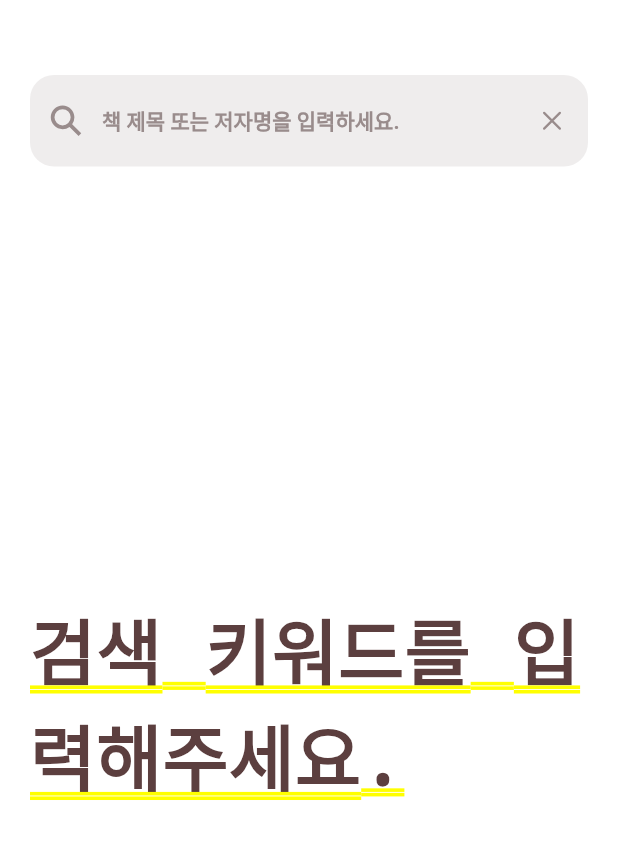
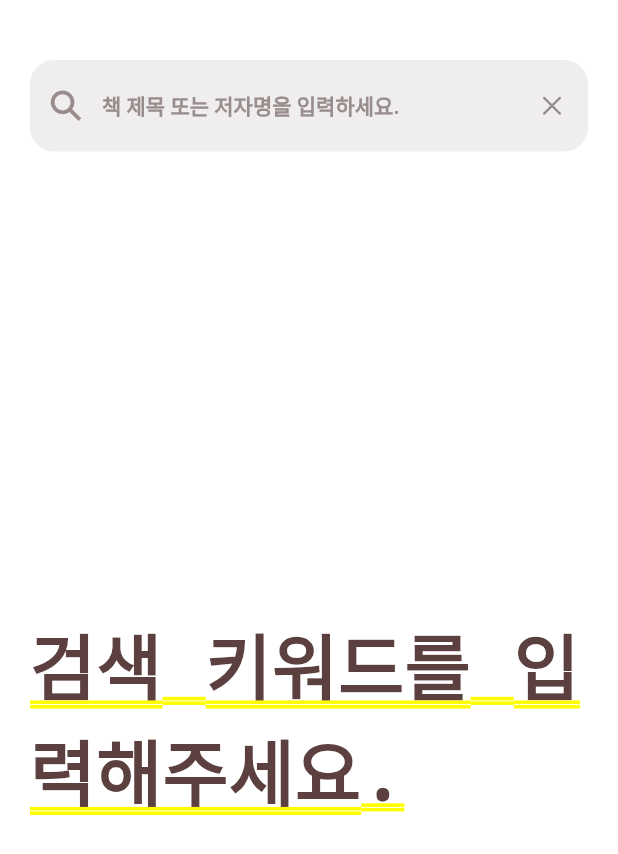
Before and after one commit to noonmap/Dokki, a Flutter app: the SearchBookPage screen opened by its route, on a phone screen of 412 x 824 dp. Shown: the top 854 px of the screen. Run offline on Flutter 3.47's test engine with Material 2 defaults, Android fonts, the phone set to English and light mode, and no system bars; our stand-ins replace another_flushbar, flutter_dotenv, flutter_spinkit, flutter_svg, fluttertoast, ionicons; network calls fail.

Commit message:
[FE] feat : 도서 상세 페이지 구현 진행 중 Design 수정 ios, android 구분 하여 env 설정 완료

```diff
--- a/client/lib/data/repository/book_repository.dart
+++ b/client/lib/data/repository/book_repository.dart
@@ -19,7 +19,6 @@ class BookRepository {
       "size": PAGE_LIMIT,
     };
     http.Response response = await _apiService.get("/books/search", params);
-    print(response.toString());
     dynamic responseJson = jsonDecode(utf8.decode(response.bodyBytes));
     final booksData = responseJson["content"] as List;
     List<Book> bookList = booksData.map((json) => Book.fromJson(json)).toList();
--- a/client/lib/ui/book_search/search_book_page.dart
+++ b/client/lib/ui/book_search/search_book_page.dart
@@ -4,6 +4,7 @@ import 'package:dokki/ui/book_search/widgets/book_list_item.dart';
 import 'package:dokki/ui/book_search/widgets/no_search_result_ui.dart';
 import 'package:dokki/ui/common_widgets/opacity_loading.dart';
 import 'package:dokki/utils/utils.dart';
+import "package:flutter/foundation.dart" as foundation;
 import 'package:flutter/material.dart';
 import 'package:ionicons/ionicons.dart';
 import 'package:provider/provider.dart';
@@ -38,7 +39,10 @@ class _SearchBookPageState extends State<SearchBookPage> {
     return Stack(
       children: [
         Container(
-          padding: Utils.getCommonPadding(),
+          padding:
+              foundation.defaultTargetPlatform == foundation.TargetPlatform.iOS
+                  ? Utils.getIosCommonPadding()
+                  : Utils.getAndroidCommonPadding(),
           child: Column(
             children: [
               TextField(
@@ -79,6 +83,9 @@ class _SearchBookPageState extends State<SearchBookPage> {
                   ),
                 ),
               ),
+              const SizedBox(
+                height: 30,
+              ),
               Expanded(
                   child: bp.bookList.isNotEmpty
                       ? ListView.separated(
--- a/client/lib/ui/book_search/widgets/book_list_item.dart
+++ b/client/lib/ui/book_search/widgets/book_list_item.dart
@@ -1,5 +1,4 @@
 import 'package:dokki/constants/colors.dart';
-import 'package:dokki/providers/book_provider.dart';
 import 'package:dokki/ui/common_widgets/thumb_image.dart';
 import 'package:dokki/utils/routes/routes_name.dart';
 import 'package:flutter/material.dart';
@@ -70,6 +69,9 @@ class BookListItem extends StatelessWidget {
                   ),
                   Text(
                     "$bookPublisher • $bookPublishYear",
+                    overflow: TextOverflow.ellipsis,
+                    maxLines: 1,
+                    softWrap: false,
                     style: const TextStyle(
                       color: grayColor300,
                       fontSize: 12,
--- a/client/lib/ui/main/main_page.dart
+++ b/client/lib/ui/main/main_page.dart
@@ -32,7 +32,7 @@ class _MainPageState extends State<MainPage> {
   @override
   Widget build(BuildContext context) {
     return Scaffold(
-      body: pages[currentIndex],
+      body: SafeArea(child: pages[currentIndex]),
       bottomNavigationBar: BottomNavigationBar(
         type: BottomNavigationBarType.fixed,
         backgroundColor: grayColor000,
--- a/client/lib/utils/services/api_service.dart
+++ b/client/lib/utils/services/api_service.dart
@@ -4,7 +4,7 @@ import "package:flutter_dotenv/flutter_dotenv.dart";
 import "package:http/http.dart" as http;
 
 class APIService {
-  final String _baseUrl = dotenv.env["BASE_URL"] as String;
+  final String _baseUrl = dotenv.env["BASE_LOCAL_URL"] as String;
   final Map<String, String> _headers = {
     "content-type": "application/json",
     "accept": "application/json",
@@ -19,7 +19,7 @@ class APIService {
         uri = Uri.parse(_baseUrl + url).replace(queryParameters: params);
       }
       http.Response response =
-          await http.get(uri).timeout(Duration(seconds: 10));
+          await http.get(uri).timeout(const Duration(seconds: 10));
       return response;
     } catch (e) {
       return http.Response({"message": e}.toString(), 400);
--- a/client/lib/utils/utils.dart
+++ b/client/lib/utils/utils.dart
@@ -41,6 +41,9 @@ class Utils {
     );
   }
 
-  static EdgeInsets getCommonPadding() =>
-      const EdgeInsets.fromLTRB(20, 50, 20, 0);
+  static EdgeInsets getIosCommonPadding() =>
+      const EdgeInsets.fromLTRB(20, 40, 20, 0);
+
+  static EdgeInsets getAndroidCommonPadding() =>
+      const EdgeInsets.fromLTRB(20, 40, 20, 0);
 }
--- a/client/pubspec.yaml
+++ b/client/pubspec.yaml
@@ -49,7 +49,8 @@ flutter:
   assets:
     - assets/images/
     - assets/icons/
-    - assets/config/.env
+    - assets/config/android/.env
+    - assets/config/ios/.env
 
   # An image asset can refer to one or more resolution-specific "variants", see
   # https://flutter.dev/assets-and-images/#resolution-aware
```
Also changed, not shown: client/lib/main.dart (+5 -3 lines), client/lib/ui/book_detail/book_detail_page.dart (+56 -7 lines), client/lib/ui/common_widgets/thumb_image.dart (+8 -6 lines), client/pubspec.lock.
